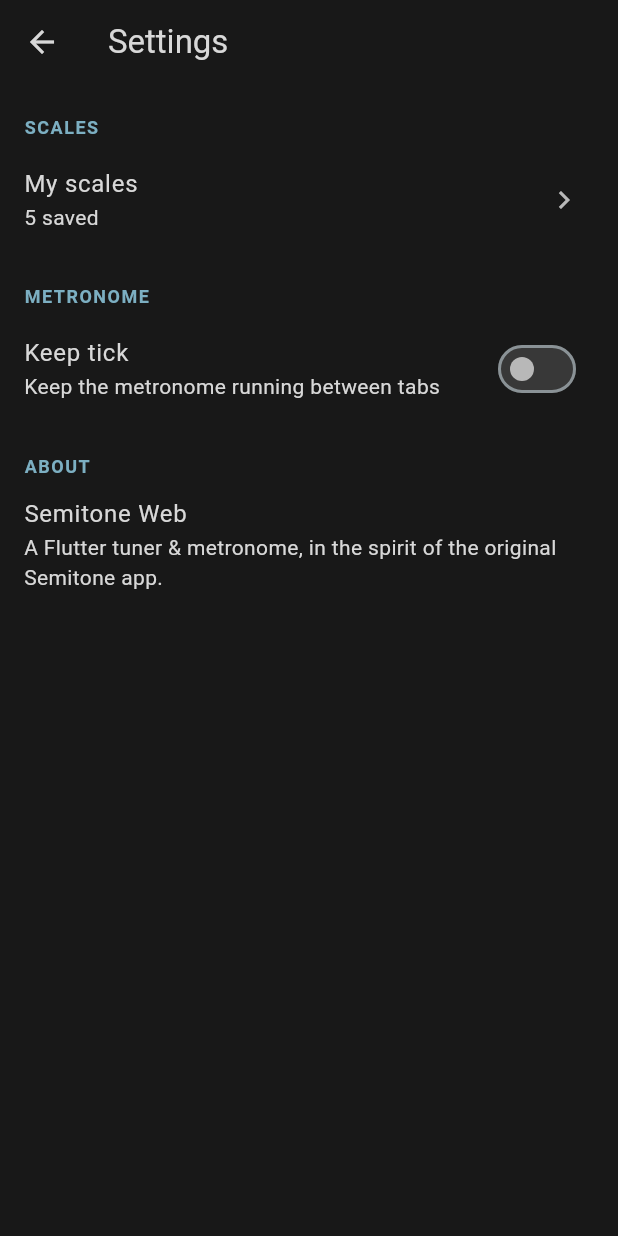
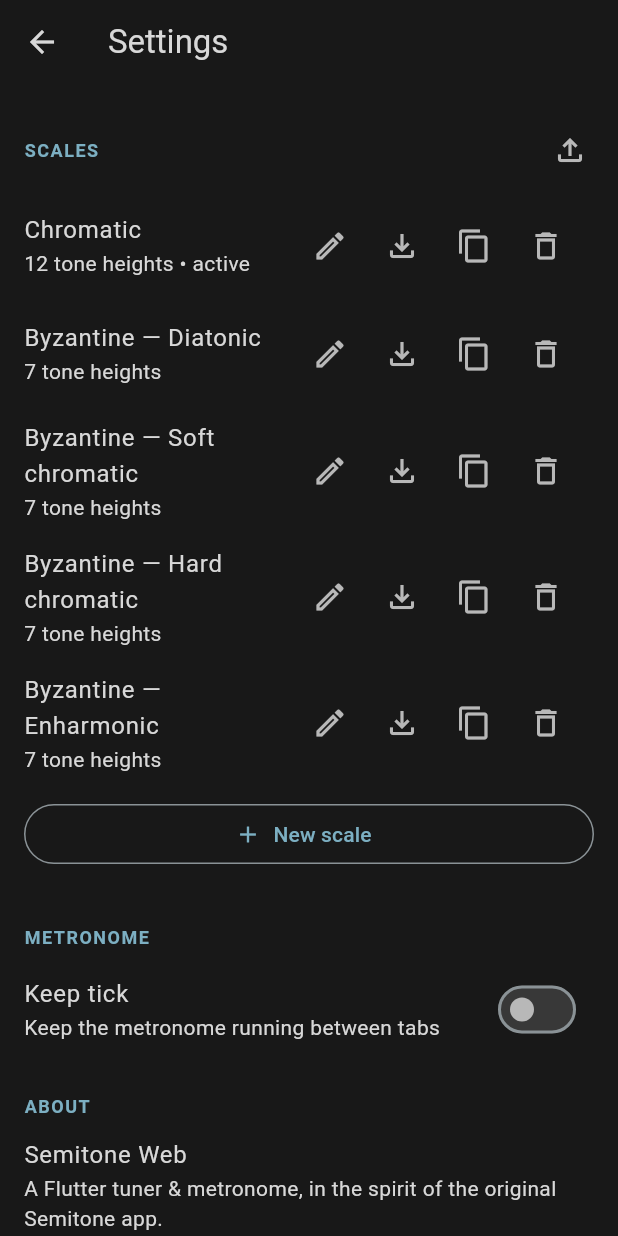
Before and after one commit to mkettn/semitone-web, a Flutter app: the screen it shows after launch, tab 2 chosen, after a tap on the "add" icon, after a tap on the "settings" icon, on a phone screen of 412 x 824 dp. Run offline on Flutter 3.47's test engine with Material 3 defaults, Android fonts, the phone set to English and light mode, and no system bars; our stand-ins replace audioplayers, file_picker, shared_preferences; missing offline and left inert: file_saver, record; statements that could not run were skipped.

Commit message:
Embed scale list directly in Settings; replace FAB with New scale button
Fold ScaleListScreen's scale management (create/edit/copy/delete/
export/import) directly into SettingsScreen as one flat ListView, so
the whole page scrolls as a unit instead of needing a separate screen.
Replaces the floating action button with an inline "New scale" button
at the bottom of the scale list, same behavior as before.

Add a widget test that seeds 55 scales and scrolls through the full
page to confirm it never overflows, only scrolls.

```diff
--- a/lib/screens/settings_screen.dart
+++ b/lib/screens/settings_screen.dart
@@ -1,35 +1,153 @@
 import 'package:flutter/material.dart';
 
+import '../models/scale_presets.dart';
+import '../models/tuning_scale.dart';
+import '../services/scale_io.dart';
 import '../services/settings_service.dart';
 import '../theme/semitone_theme.dart';
-import 'scale_list_screen.dart';
+import 'custom_scale_screen.dart';
 
+/// Settings, including scale management (create/edit/copy/delete/
+/// export/import) embedded directly here rather than on a separate
+/// screen. Picking which scale is *active* still happens from the main
+/// screen's title dropdown, not here. The whole page is one ListView, so
+/// however many scales are saved, it just scrolls — it never overflows.
 class SettingsScreen extends StatelessWidget {
   const SettingsScreen({super.key, required this.settings});
 
   final SettingsService settings;
+
+  Future<void> _openEditor(BuildContext context, String scaleId) {
+    return Navigator.of(context).push(
+      MaterialPageRoute(
+        builder: (_) => CustomScaleScreen(settings: settings, scaleId: scaleId),
+      ),
+    );
+  }
+
+  Future<void> _createScale(BuildContext context) async {
+    final presets = await loadPresetScales();
+    final template = presets.firstWhere(
+      (s) => s.name == 'Chromatic',
+      orElse: TuningScale.empty,
+    );
+    final scale = template.copyWith(name: 'New scale ${settings.scales.length + 1}');
+    settings.addScale(scale);
+    if (context.mounted) await _openEditor(context, scale.id);
+  }
+
+  Future<void> _copyScale(BuildContext context, TuningScale scale) async {
+    final copy = settings.duplicateScale(scale.id);
+    if (context.mounted) await _openEditor(context, copy.id);
+  }
+
+  void _deleteScale(BuildContext context, TuningScale scale) {
+    if (settings.scales.length <= 1) {
+      _showMessage(context, "Can't delete the last scale.");
+      return;
+    }
+    settings.deleteScale(scale.id);
+    _showMessage(context, 'Deleted "${scale.name}".');
+  }
+
+  Future<void> _exportScale(BuildContext context, TuningScale scale) async {
+    try {
+      await exportScale(scale);
+    } catch (e) {
+      if (context.mounted) _showMessage(context, 'Could not export: $e');
+    }
+  }
+
+  Future<void> _importScale(BuildContext context) async {
+    try {
+      final imported = await importScale();
+      if (imported == null) return; // user cancelled the picker
+      settings.addScale(imported);
+      if (context.mounted) _showMessage(context, 'Imported "${imported.name}".');
+    } on ScaleIoException catch (e) {
+      if (context.mounted) _showMessage(context, e.message);
+    }
+  }
+
+  void _showMessage(BuildContext context, String text) {
+    ScaffoldMessenger.of(context).showSnackBar(SnackBar(content: Text(text)));
+  }
 
   @override
   Widget build(BuildContext context) {
     return AnimatedBuilder(
       animation: settings,
       builder: (context, _) {
+        final scales = settings.scales;
+        final activeId = settings.activeScaleId ?? (scales.isNotEmpty ? scales.first.id : null);
+
         return Scaffold(
           appBar: AppBar(title: const Text('Settings')),
           body: ListView(
             children: [
-              const _SectionHeader('Scales'),
+              _SectionHeader(
+                'Scales',
+                trailing: IconButton(
+                  icon: const Icon(Icons.file_upload_outlined),
+                  color: SemitoneColors.grey4,
+                  tooltip: 'Import a scale from file',
+                  onPressed: () => _importScale(context),
+                ),
+              ),
+              if (scales.isEmpty)
+                const Padding(
+                  padding: EdgeInsets.symmetric(horizontal: 16, vertical: 8),
+                  child: Text(
+                    'No scales yet.',
+                    style: TextStyle(color: SemitoneColors.grey4),
+                  ),
+                )
+              else
+                for (final scale in scales)
                   ListTile(
-                title: const Text('My scales'),
-                subtitle: Text('${settings.scales.length} saved'),
-                trailing: const Icon(Icons.chevron_right),
-                onTap: () {
-                  Navigator.of(context).push(
-                    MaterialPageRoute(
-                      builder: (_) => ScaleListScreen(settings: settings),
+                    title: Text(scale.name),
+                    subtitle: Text(
+                      '${scale.degrees.length} tone heights'
+                      '${scale.id == activeId ? ' • active' : ''}',
                     ),
-                  );
-                },
+                    onTap: () => _openEditor(context, scale.id),
+                    trailing: Row(
+                      mainAxisSize: MainAxisSize.min,
+                      children: [
+                        IconButton(
+                          icon: const Icon(Icons.edit_outlined),
+                          color: SemitoneColors.grey4,
+                          tooltip: 'Edit scale',
+                          onPressed: () => _openEditor(context, scale.id),
+                        ),
+                        IconButton(
+                          icon: const Icon(Icons.file_download_outlined),
+                          color: SemitoneColors.grey4,
+                          tooltip: 'Export scale',
+                          onPressed: () => _exportScale(context, scale),
+                        ),
+                        IconButton(
+                          icon: const Icon(Icons.content_copy),
+                          color: SemitoneColors.grey4,
+                          tooltip: 'Copy scale',
+                          onPressed: () => _copyScale(context, scale),
+                        ),
+                        IconButton(
+                          icon: const Icon(Icons.delete_outline),
+                          color: SemitoneColors.grey4,
+                          tooltip: 'Delete scale',
+                          onPressed: () => _deleteScale(context, scale),
+                        ),
+                      ],
+                    ),
+                  ),
+              Padding(
+                padding: const EdgeInsets.fromLTRB(16, 8, 16, 16),
+                child: OutlinedButton.icon(
+                  onPressed: () => _createScale(context),
+                  icon: const Icon(Icons.add),
+                  label: const Text('New scale'),
+                ),
               ),
               const _SectionHeader('Metronome'),
               SwitchListTile(
@@ -55,14 +173,18 @@ class SettingsScreen extends StatelessWidget {
 }
 
 class _SectionHeader extends StatelessWidget {
-  const _SectionHeader(this.title);
+  const _SectionHeader(this.title, {this.trailing});
 
   final String title;
+  final Widget? trailing;
 
   @override
   Widget build(BuildContext context) {
     return Padding(
-      padding: const EdgeInsets.fromLTRB(16, 20, 16, 4),
+      padding: const EdgeInsets.fromLTRB(16, 20, 8, 4),
+      child: Row(
+        children: [
+          Expanded(
             child: Text(
               title.toUpperCase(),
               style: const TextStyle(
@@ -72,6 +194,10 @@ class _SectionHeader extends StatelessWidget {
                 letterSpacing: 1,
               ),
             ),
+          ),
+          ?trailing,
+        ],
+      ),
     );
   }
 }
```
Also changed, not shown: lib/screens/scale_list_screen.dart (deleted, +0 -158 lines), 1 other file. Lines whose indentation alone changed are shown as unchanged.
